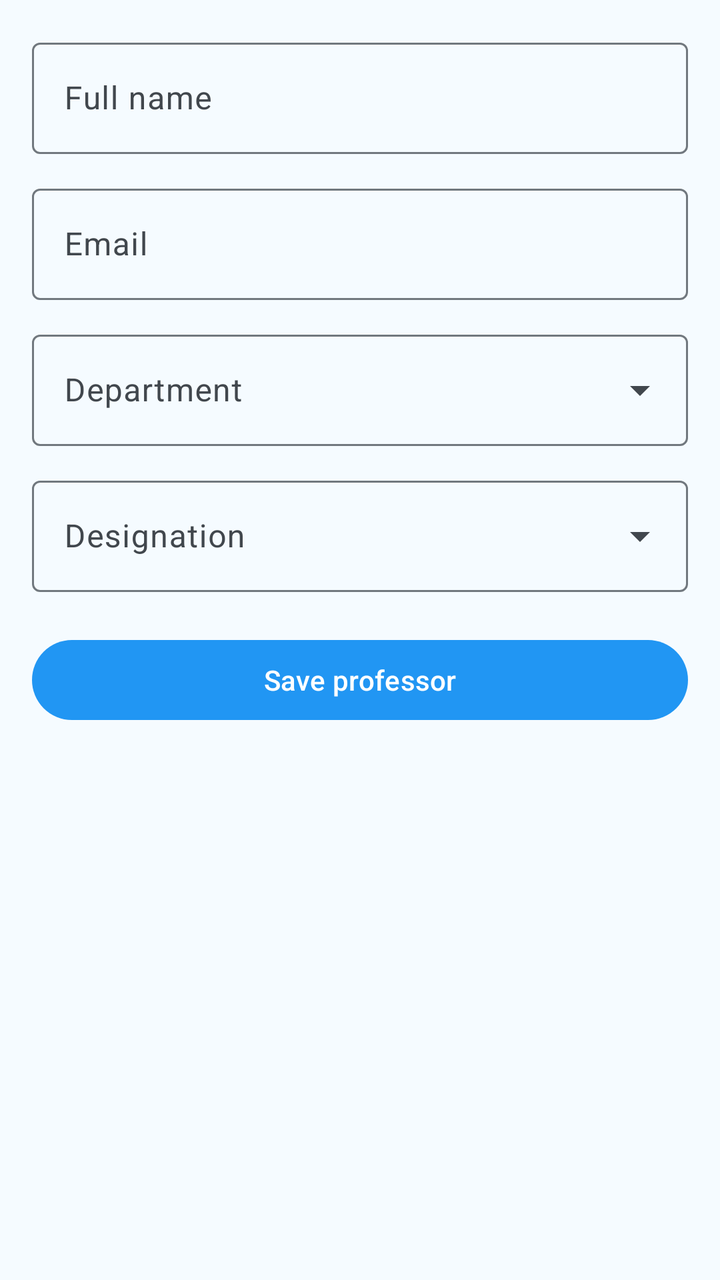
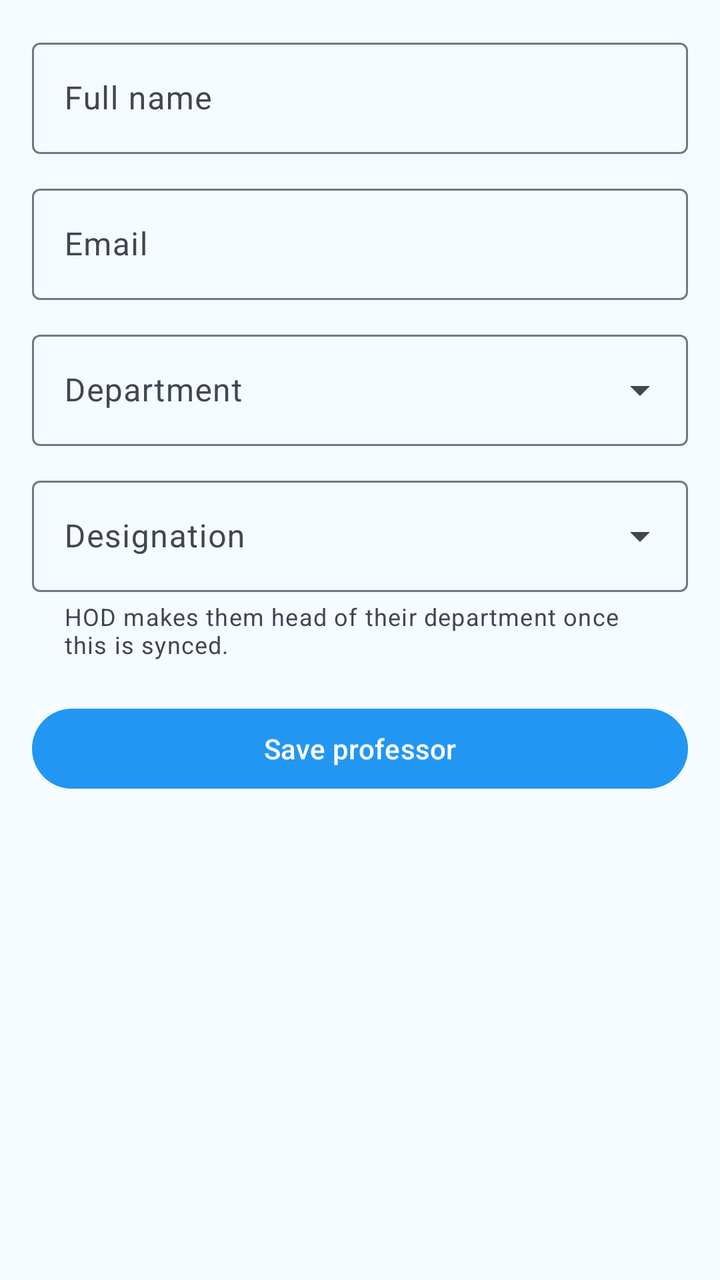

Compare the two renders of this Android layout. The source of the first and the diff that turns it into the second are given below.
<!-- AndroidManifest.xml: application theme Theme.SIESAttendance -->
<!-- res/layout/fragment_add_professor.xml -->
<?xml version="1.0" encoding="utf-8"?>
<androidx.core.widget.NestedScrollView
    xmlns:android="http://schemas.android.com/apk/res/android"
    xmlns:app="http://schemas.android.com/apk/res-auto"
    android:layout_width="match_parent"
    android:layout_height="match_parent"
    android:fillViewport="true">

    <LinearLayout
        android:layout_width="match_parent"
        android:layout_height="wrap_content"
        android:orientation="vertical"
        android:padding="16dp">

        <com.google.android.material.textfield.TextInputLayout
            android:id="@+id/tilName"
            android:layout_width="match_parent"
            android:layout_height="wrap_content"
            android:layout_marginBottom="12dp"
            android:hint="@string/hint_full_name"
            style="@style/Widget.Material3.TextInputLayout.OutlinedBox">

            <com.google.android.material.textfield.TextInputEditText
                android:id="@+id/etName"
                android:layout_width="match_parent"
                android:layout_height="wrap_content"
                android:inputType="textPersonName" />

        </com.google.android.material.textfield.TextInputLayout>

        <com.google.android.material.textfield.TextInputLayout
            android:id="@+id/tilEmail"
            android:layout_width="match_parent"
            android:layout_height="wrap_content"
            android:layout_marginBottom="12dp"
            android:hint="@string/hint_email"
            style="@style/Widget.Material3.TextInputLayout.OutlinedBox">

            <com.google.android.material.textfield.TextInputEditText
                android:id="@+id/etEmail"
                android:layout_width="match_parent"
                android:layout_height="wrap_content"
                android:inputType="textEmailAddress" />

        </com.google.android.material.textfield.TextInputLayout>

        <com.google.android.material.textfield.TextInputLayout
            android:id="@+id/tilDepartment"
            android:layout_width="match_parent"
            android:layout_height="wrap_content"
            android:layout_marginBottom="12dp"
            android:hint="@string/hint_department"
            style="@style/Widget.Material3.TextInputLayout.OutlinedBox.ExposedDropdownMenu">

            <AutoCompleteTextView
                android:id="@+id/actvDepartment"
                android:layout_width="match_parent"
                android:layout_height="wrap_content"
                android:inputType="none" />

        </com.google.android.material.textfield.TextInputLayout>

        <com.google.android.material.textfield.TextInputLayout
            android:id="@+id/tilDesignation"
            android:layout_width="match_parent"
            android:layout_height="wrap_content"
            android:layout_marginBottom="20dp"
            android:hint="@string/hint_designation"
            style="@style/Widget.Material3.TextInputLayout.OutlinedBox.ExposedDropdownMenu">

            <AutoCompleteTextView
                android:id="@+id/actvDesignation"
                android:layout_width="match_parent"
                android:layout_height="wrap_content"
                android:inputType="none" />

        </com.google.android.material.textfield.TextInputLayout>

        <com.google.android.material.button.MaterialButton
            android:id="@+id/btnSaveProfessor"
            android:layout_width="match_parent"
            android:layout_height="wrap_content"
            android:text="@string/action_save_professor" />

    </LinearLayout>
</androidx.core.widget.NestedScrollView>
<!-- resources referenced by this layout -->
<resources>
  <string name="action_save_professor">Save professor</string>
  <string name="hint_department">Department</string>
  <string name="hint_designation">Designation</string>
  <string name="hint_email">Email</string>
  <string name="hint_full_name">Full name</string>
  <style name="Theme.SIESAttendance" parent="Base.Theme.SIESAttendance" />
  <color name="md_primary">#2196F3</color>
  <color name="md_on_primary">#FFFFFF</color>
  <color name="md_primary_container">#D1E4FF</color>
  <color name="md_on_primary_container">#001D36</color>
  <color name="md_inverse_primary">#8AC7FF</color>
  <color name="md_secondary">#00A896</color>
  <color name="md_on_secondary">#FFFFFF</color>
  <color name="md_secondary_container">#B8F5EA</color>
  <color name="md_on_secondary_container">#00201C</color>
  <color name="md_tertiary">#6FAE2A</color>
  <color name="md_on_tertiary">#FFFFFF</color>
  <color name="md_tertiary_container">#D7F5A8</color>
  <color name="md_on_tertiary_container">#172100</color>
  <color name="md_error">#BA1A1A</color>
  <color name="md_on_error">#FFFFFF</color>
  <color name="md_error_container">#FFDAD6</color>
  <color name="md_on_error_container">#410002</color>
  <color name="md_background">#F5FBFF</color>
  <color name="md_on_background">#171C20</color>
  <color name="md_surface">#F5FBFF</color>
  <color name="md_on_surface">#171C20</color>
  <color name="md_surface_variant">#DFEAF3</color>
  <color name="md_on_surface_variant">#41474D</color>
  <color name="md_inverse_surface">#2C3135</color>
  <color name="md_inverse_on_surface">#ECF2F7</color>
  <color name="md_surface_container_lowest">#FFFFFF</color>
  <color name="md_surface_container_low">#EFF7FC</color>
  <color name="md_surface_container">#E8F2F8</color>
  <color name="md_surface_container_high">#E0ECF4</color>
  <color name="md_surface_container_highest">#D9E6EE</color>
  <color name="md_outline">#71787E</color>
  <color name="md_outline_variant">#C1C8CF</color>
  <color name="md_scrim">#000000</color>
  <!-- unchanged entries left out for length: 1 -->
</resources>

<!-- the commit's change to res/layout/fragment_add_professor.xml (unified diff, before → after) -->
@@ -66,6 +66,8 @@
             android:layout_height="wrap_content"
             android:layout_marginBottom="20dp"
             android:hint="@string/hint_designation"
+            app:helperText="@string/helper_designation_hod"
+            app:helperTextEnabled="true"
             style="@style/Widget.Material3.TextInputLayout.OutlinedBox.ExposedDropdownMenu">
 
             <AutoCompleteTextView
<!-- resource entries referenced after the edit -->
@@ -1,6 +1,7 @@
 <!-- resources referenced by this layout -->
 <resources>
   <string name="action_save_professor">Save professor</string>
+  <string name="helper_designation_hod">HOD makes them head of their department once this is synced.</string>
   <string name="hint_department">Department</string>
   <string name="hint_designation">Designation</string>
   <string name="hint_email">Email</string>
